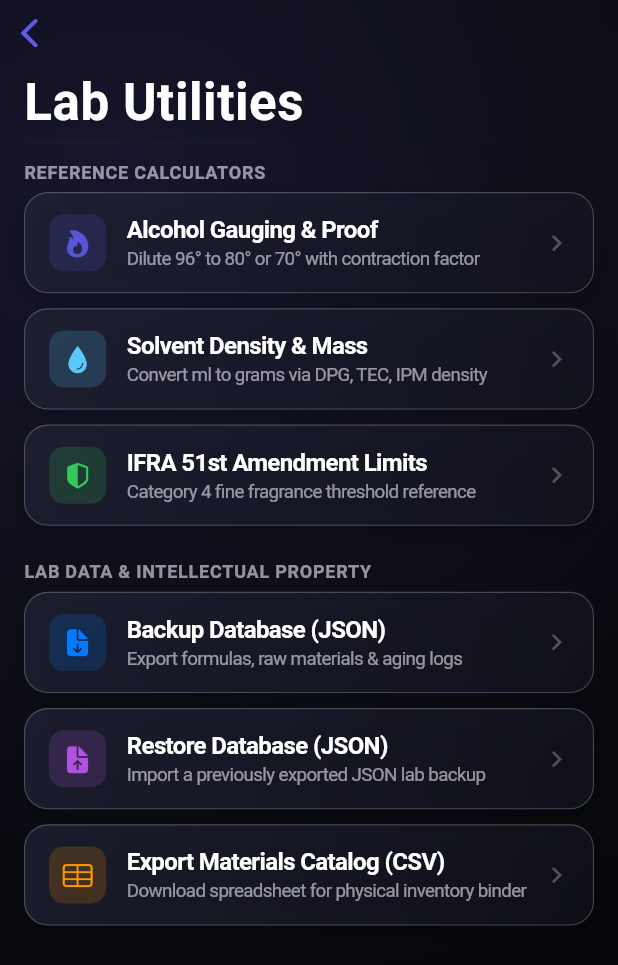
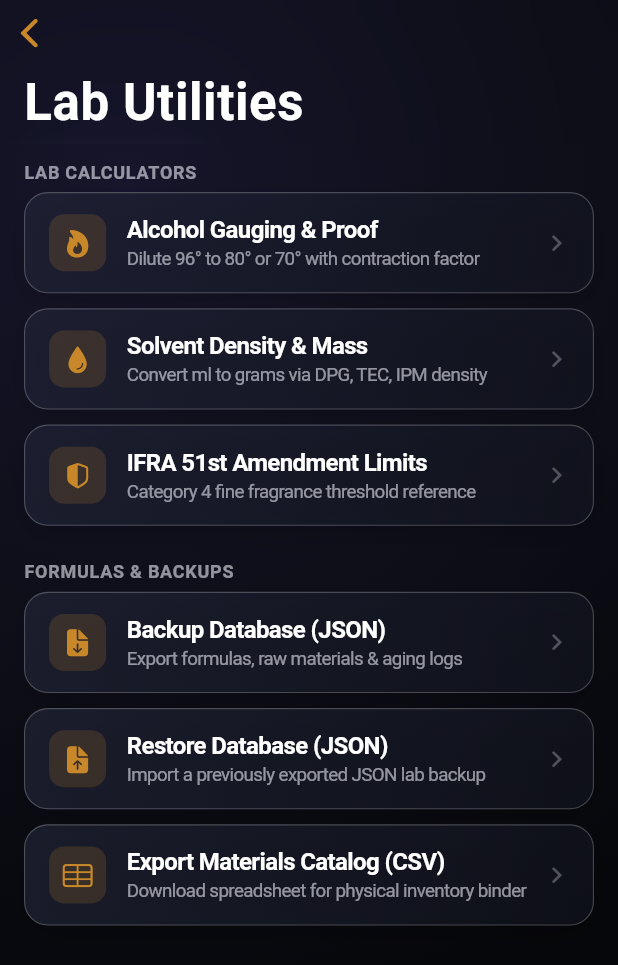
Before and after one commit to mohamedsayed1532/perfumer-lab, a Flutter app: the LabUtilitiesScreen screen opened directly, on a phone screen of 412 x 824 dp. Shown: the top 965 px of the screen. Run offline on Flutter 3.47's test engine with Material 3 defaults, Android fonts, the phone set to English and light mode, and no system bars; our stand-ins replace cupertino_ui, drift, drift_flutter, file_picker, flutter_riverpod, share_plus; accounts and stored records are empty; generated files the repository leaves out were written again.

Commit message:
feat(design): infuse bespoke perfumery lab POV with amber palette and domain semantics

```diff
--- a/lib/core/theme/app_colors.dart
+++ b/lib/core/theme/app_colors.dart
@@ -45,7 +45,10 @@ class AppColors {
 
   // Accent & Fragrance-domain colors
   static const CupertinoDynamicColor accent =
-      CupertinoColors.systemIndigo; // Refined perfumery tone
+      CupertinoDynamicColor.withBrightness(
+    color: Color(0xFFA0620E), // warm amber, light mode
+    darkColor: Color(0xFFC8882A), // raw amber, dark mode — est. 7.2:1 on surface
+  );
   static const CupertinoDynamicColor amberRose = CupertinoDynamicColor.withBrightness(
     color: Color(0xFFC0392B),
     darkColor: Color(0xFFE74C3C),
--- a/lib/features/aging/presentation/edit_aging_batch_sheet.dart
+++ b/lib/features/aging/presentation/edit_aging_batch_sheet.dart
@@ -277,7 +277,7 @@ class _EditAgingBatchSheetState extends ConsumerState<EditAgingBatchSheet> {
           fontSize: 12,
           fontWeight: FontWeight.w600,
           letterSpacing: 0.5,
-          color: AppColors.secondaryLabel.resolveFrom(context),
+          color: AppColors.accent.resolveFrom(context).withValues(alpha: 0.85),
         ),
       ),
     );
--- a/lib/features/formulas/presentation/add_or_edit_ingredient_sheet.dart
+++ b/lib/features/formulas/presentation/add_or_edit_ingredient_sheet.dart
@@ -411,7 +411,7 @@ class _AddOrEditIngredientSheetState
           fontSize: 12,
           fontWeight: FontWeight.w600,
           letterSpacing: 0.5,
-          color: AppColors.secondaryLabel.resolveFrom(context),
+          color: AppColors.accent.resolveFrom(context).withValues(alpha: 0.85),
         ),
       ),
     );
--- a/lib/features/formulas/presentation/create_formula_sheet.dart
+++ b/lib/features/formulas/presentation/create_formula_sheet.dart
@@ -138,7 +138,7 @@ class _CreateFormulaSheetState extends ConsumerState<CreateFormulaSheet> {
         child: ListView(
           padding: const EdgeInsets.symmetric(horizontal: 16, vertical: 20),
           children: [
-            _buildSectionHeader('GENERAL INFORMATION'),
+            _buildSectionHeader('ACCORD IDENTITY'),
             _buildCard([
               _buildTextField('Formula Name *', _nameController,
                   placeholder: 'e.g. Santal Minimal, Citrus Amber'),
@@ -151,7 +151,7 @@ class _CreateFormulaSheetState extends ConsumerState<CreateFormulaSheet> {
                   maxLines: 2),
             ]),
             const SizedBox(height: 24),
-            _buildSectionHeader('TARGET CONCENTRATION'),
+            _buildSectionHeader('CONCENTRATION TARGET'),
             Padding(
               padding: const EdgeInsets.only(bottom: 12),
               child: SizedBox(
@@ -235,7 +235,7 @@ class _CreateFormulaSheetState extends ConsumerState<CreateFormulaSheet> {
           fontSize: 12,
           fontWeight: FontWeight.w600,
           letterSpacing: 0.5,
-          color: AppColors.secondaryLabel.resolveFrom(context),
+          color: AppColors.accent.resolveFrom(context).withValues(alpha: 0.85),
         ),
       ),
     );
--- a/lib/features/formulas/presentation/formula_detail_screen.dart
+++ b/lib/features/formulas/presentation/formula_detail_screen.dart
@@ -240,11 +240,11 @@ class FormulaDetailScreen extends ConsumerWidget {
                                       .resolveFrom(context),
                                 ),
                                 const SizedBox(height: 12),
-                                Text('No Ingredients Added Yet',
+                                Text('Nothing here yet',
                                     style: AppTypography.headline(context)),
                                 const SizedBox(height: 6),
                                 Text(
-                                  'Tap + to add aroma chemicals by ppt or %.',
+                                  'Tap + to add your first material and begin the accord.',
                                   style: AppTypography.subheadline(context),
                                 ),
                                 const SizedBox(height: 16),
--- a/lib/features/materials/presentation/material_detail_sheet.dart
+++ b/lib/features/materials/presentation/material_detail_sheet.dart
@@ -267,7 +267,7 @@ class MaterialDetailSheet extends ConsumerWidget {
 
             // GHS Hazards
             if (pictograms.isNotEmpty) ...[
-              _buildSectionHeader(context, 'GHS HAZARD PICTOGRAMS'),
+              _buildSectionHeader(context, 'SAFETY CLASSIFICATION'),
               Container(
                 padding: const EdgeInsets.all(14),
                 decoration: BoxDecoration(
@@ -417,7 +417,7 @@ class MaterialDetailSheet extends ConsumerWidget {
           fontSize: 12,
           fontWeight: FontWeight.w600,
           letterSpacing: 0.5,
-          color: AppColors.secondaryLabel.resolveFrom(context),
+          color: AppColors.accent.resolveFrom(context).withValues(alpha: 0.85),
         ),
       ),
     );
--- a/lib/features/materials/presentation/materials_list_screen.dart
+++ b/lib/features/materials/presentation/materials_list_screen.dart
@@ -184,18 +184,18 @@ class _MaterialsListScreenState extends ConsumerState<MaterialsListScreen> {
     switch (item.pyramidNote.toLowerCase()) {
       case 'top':
         noteIcon = CupertinoIcons.triangle;
-        noteColor = CupertinoColors.systemYellow;
+        noteColor = const Color(0xFFC8882A); // raw amber — bright volatile top notes
         noteLabel = 'T';
         break;
       case 'heart':
         noteIcon = CupertinoIcons.heart_fill;
-        noteColor = CupertinoColors.systemPink;
+        noteColor = const Color(0xFF8B6914); // warm mid amber — heart of the accord
         noteLabel = 'H';
         break;
       case 'base':
       default:
         noteIcon = CupertinoIcons.triangle_fill;
-        noteColor = CupertinoColors.systemPurple;
+        noteColor = const Color(0xFF7A2020); // deep garnet — grounding base notes
         noteLabel = 'B';
         break;
     }
--- a/lib/features/ready_oils/presentation/create_or_edit_ready_oil_sheet.dart
+++ b/lib/features/ready_oils/presentation/create_or_edit_ready_oil_sheet.dart
@@ -253,7 +253,7 @@ class _CreateOrEditReadyOilSheetState
           fontSize: 12,
           fontWeight: FontWeight.w600,
           letterSpacing: 0.5,
-          color: AppColors.secondaryLabel.resolveFrom(context),
+          color: AppColors.accent.resolveFrom(context).withValues(alpha: 0.85),
         ),
       ),
     );
--- a/lib/features/utilities/presentation/lab_utilities_screen.dart
+++ b/lib/features/utilities/presentation/lab_utilities_screen.dart
@@ -29,7 +29,7 @@ class LabUtilitiesScreen extends ConsumerWidget {
               child: Padding(
                 padding: const EdgeInsets.fromLTRB(16, 12, 16, 6),
                 child: Text(
-                  'REFERENCE CALCULATORS',
+                  'LAB CALCULATORS',
                   style: TextStyle(
                     fontSize: 12,
                     fontWeight: FontWeight.w600,
@@ -47,7 +47,7 @@ class LabUtilitiesScreen extends ConsumerWidget {
                     _buildUtilityTile(
                       context,
                       icon: CupertinoIcons.flame_fill,
-                      iconColor: CupertinoColors.systemIndigo,
+                      iconColor: AppColors.accent.resolveFrom(context),
                       title: 'Alcohol Gauging & Proof',
                       subtitle: 'Dilute 96° to 80° or 70° with contraction factor',
                       onTap: () {
@@ -61,7 +61,7 @@ class LabUtilitiesScreen extends ConsumerWidget {
                     _buildUtilityTile(
                       context,
                       icon: CupertinoIcons.drop_fill,
-                      iconColor: CupertinoColors.systemTeal,
+                      iconColor: AppColors.accent.resolveFrom(context),
                       title: 'Solvent Density & Mass',
                       subtitle: 'Convert ml to grams via DPG, TEC, IPM density',
                       onTap: () {
@@ -75,7 +75,7 @@ class LabUtilitiesScreen extends ConsumerWidget {
                     _buildUtilityTile(
                       context,
                       icon: CupertinoIcons.shield_lefthalf_fill,
-                      iconColor: CupertinoColors.systemGreen,
+                      iconColor: AppColors.accent.resolveFrom(context),
                       title: 'IFRA 51st Amendment Limits',
                       subtitle: 'Category 4 fine fragrance threshold reference',
                       onTap: () {
@@ -96,7 +96,7 @@ class LabUtilitiesScreen extends ConsumerWidget {
               child: Padding(
                 padding: const EdgeInsets.fromLTRB(16, 24, 16, 6),
                 child: Text(
-                  'LAB DATA & INTELLECTUAL PROPERTY',
+                  'FORMULAS & BACKUPS',
                   style: TextStyle(
                     fontSize: 12,
                     fontWeight: FontWeight.w600,
@@ -114,7 +114,7 @@ class LabUtilitiesScreen extends ConsumerWidget {
                     _buildUtilityTile(
                       context,
                       icon: CupertinoIcons.arrow_down_doc_fill,
-                      iconColor: CupertinoColors.systemBlue,
+                      iconColor: AppColors.accent.resolveFrom(context),
                       title: 'Backup Database (JSON)',
                       subtitle: 'Export formulas, raw materials & aging logs',
                       onTap: () async {
@@ -126,7 +126,7 @@ class LabUtilitiesScreen extends ConsumerWidget {
                     _buildUtilityTile(
                       context,
                       icon: CupertinoIcons.arrow_up_doc_fill,
-                      iconColor: CupertinoColors.systemPurple,
+                      iconColor: AppColors.accent.resolveFrom(context),
                       title: 'Restore Database (JSON)',
                       subtitle: 'Import a previously exported JSON lab backup',
                       onTap: () async {
@@ -146,7 +146,7 @@ class LabUtilitiesScreen extends ConsumerWidget {
                     _buildUtilityTile(
                       context,
                       icon: CupertinoIcons.table,
-                      iconColor: CupertinoColors.systemOrange,
+                      iconColor: AppColors.accent.resolveFrom(context),
                       title: 'Export Materials Catalog (CSV)',
                       subtitle: 'Download spreadsheet for physical inventory binder',
                       onTap: () async {
```
Also changed, not shown: lib/features/materials/presentation/create_material_sheet.dart (+5 -5 lines), 1 other file.
